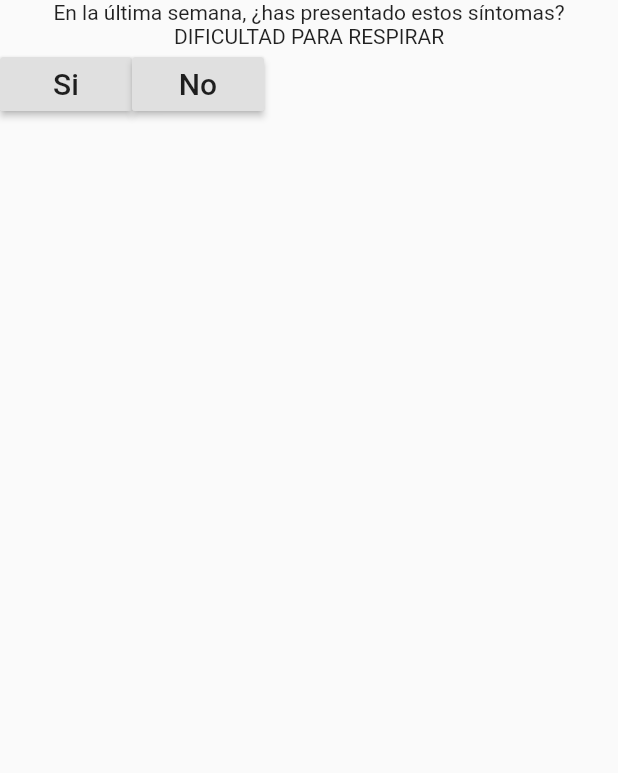
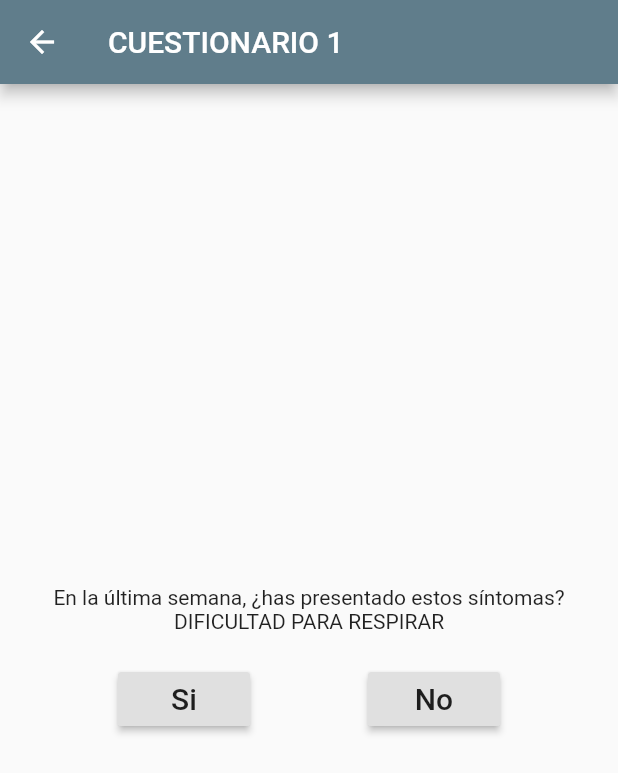
Before and after one commit to MAGIN1104/COV-19, a Flutter app: the screen it shows after launch, after a tap on "Iniciar Test", on a phone screen of 412 x 824 dp. Shown: the top 773 px of the screen. Run offline on Flutter 3.47's test engine with Material 2 defaults, Android fonts, the phone set to English and light mode, and no system bars; missing offline and left inert: dataclass.

Commit message:
Change design

```diff
--- a/lib/src/pages/HomePage.dart
+++ b/lib/src/pages/HomePage.dart
@@ -9,22 +9,38 @@ class HomePage extends StatelessWidget {
       drawer: Drawer(
       ),
       appBar: AppBar(
-        title: Text('HomePage'),
+        title: Text('Prueba Covid-19'),
+        backgroundColor: Colors.blueGrey,
       ),
       body: Center(
+          child: SingleChildScrollView(
             child: Column(
               children: <Widget>[
                 Container(
-                  decoration: BoxDecoration(
-
-                  ), width: 300.0,
+                    width: 300.0,
                     height: 300.0,
                     child: Image.asset('img/logo_emi.jpg')
                 ),
-              Text(title),
+                Container(
+                  padding: EdgeInsets.all(20.0),
+                  child: Column(
+                    children: <Widget>[
                   Text(
-                  "TE RECORDAMOS QUE ESTE TEST ES SOLO UNA HERRAMIENTA PARA APOYAR AL CUIDADO DE TU SALUD."),
+                    title,
+                    style: TextStyle(
+                      fontSize: 20.0
+                    ),
+
+                    ),
+                  Text(
+                      "TE RECORDAMOS QUE ESTE TEST ES SOLO UNA HERRAMIENTA PARA APOYAR AL CUIDADO DE TU SALUD.",
+                      textAlign: TextAlign.center,
+                      ),
+                    ],
+                  ),
+                ),
                 RaisedButton(
+                  color: Colors.orange,
                   onPressed: () {
                     Navigator.pushNamed(context, '/questions');
                   },
@@ -34,6 +50,7 @@ class HomePage extends StatelessWidget {
                   ),
                 ),
               ],
+            ),
           )
       ),
     );
--- a/lib/src/pages/QuestionsPage.dart
+++ b/lib/src/pages/QuestionsPage.dart
@@ -20,7 +20,6 @@ var preguntas = [
   Question("TOS (seca, sin flema)", 1, category1),
   Question("DOLOR EN PECHO", 1, category1),
   Question("DOLOR DE CABEZA", 1, category1),
-
   Question("IRRITABILIDAD", 1, category2),
   Question("DIARREA (Persistente)", 1, category2),
   Question("VÓMITO (Persistente)", 1, category2),
@@ -53,12 +52,21 @@ class _QuestionsPageState extends State<QuestionsPage> {
   @override
   Widget build(BuildContext context) {
     return Scaffold(
+      appBar: AppBar(
+        title: Text('CUESTIONARIO 1'),
+        backgroundColor: Colors.blueGrey,
+      ),
       body: Center(
           child: Column(
+            mainAxisAlignment: MainAxisAlignment.center,
+            crossAxisAlignment: CrossAxisAlignment.center,
             children: <Widget>[
               Text(currentCategory),
               Text(currentQuestion),
-              Row(
+              Container(
+                padding: EdgeInsets.only(top: 20.0),
+                child: Row(
+                  mainAxisAlignment: MainAxisAlignment.spaceEvenly,
                   children: <Widget>[
                     RaisedButton(
                       onPressed: () {
@@ -66,7 +74,7 @@ class _QuestionsPageState extends State<QuestionsPage> {
                       },
                       child: Text(
                           'Si',
-                        style: TextStyle(fontSize: 20)
+                          style: TextStyle(fontSize: 20,)
                       ),
                     ),
 
@@ -80,6 +88,7 @@ class _QuestionsPageState extends State<QuestionsPage> {
                       ),
                     ),
                   ],
+                ),
               )
             ],
           )
```
Lines whose indentation alone changed are shown as unchanged.
